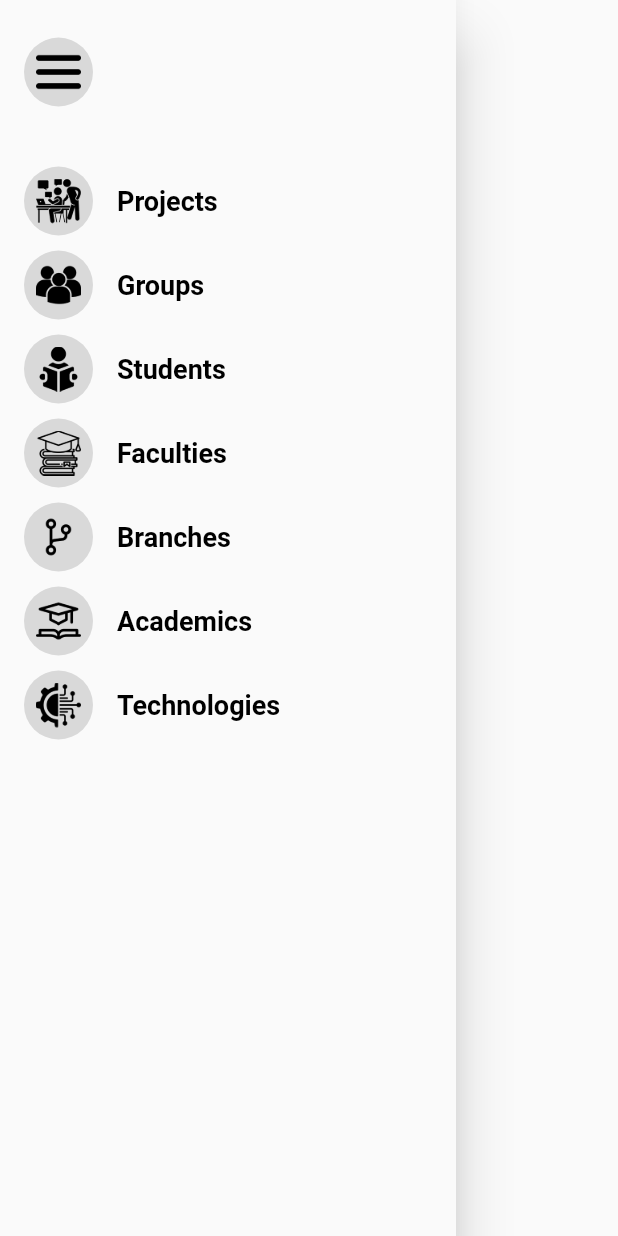
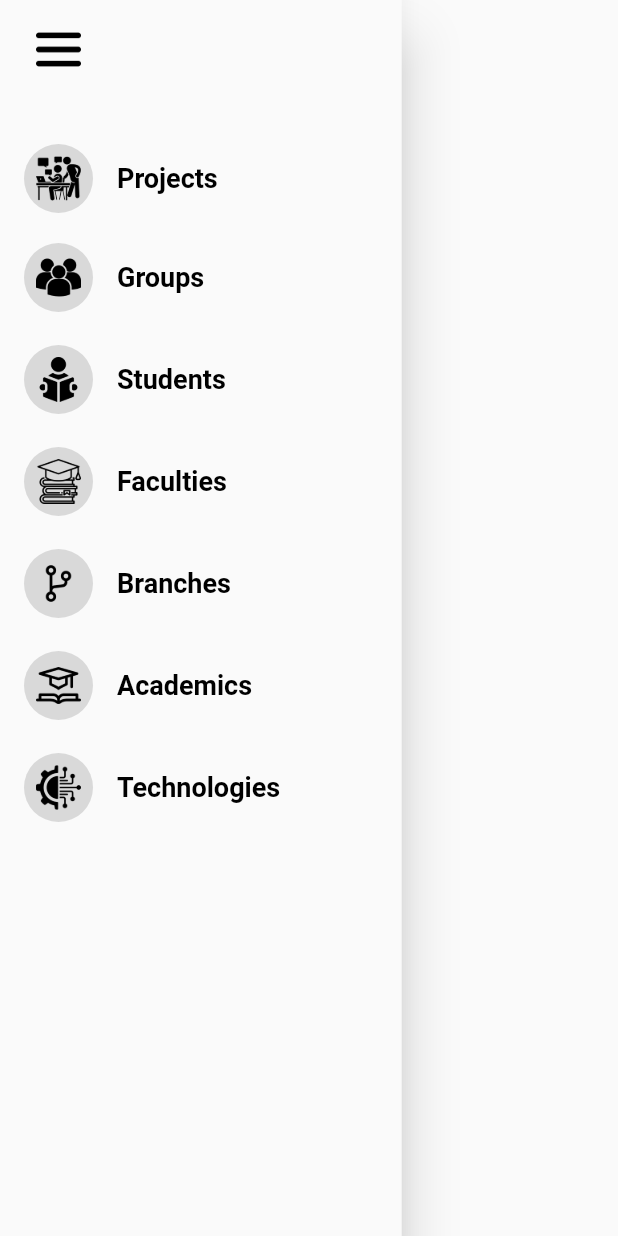
Before and after one commit to Dhruv-Maradiya/CPM_Flutter, a Flutter app: the HomeScreenDrawer widget shown alone on an empty page, opened directly, on a phone screen of 412 x 824 dp. Run offline on Flutter 3.47's test engine with Material 2 defaults, Android fonts, the light colour scheme and no system bars; our stand-ins replace carousel_slider, dio, flutter_spinkit, get, loading_indicator, shared_preferences; accounts and stored records are empty; network calls fail.

Commit message:
created static drawer

```diff
--- a/lib/views/home/widgets/home_screen_drawer.dart
+++ b/lib/views/home/widgets/home_screen_drawer.dart
@@ -1,43 +1,46 @@
 import 'package:projectify/core/constants/pallets.dart';
 import 'package:flutter/material.dart';
-import 'package:flutter_svg/flutter_svg.dart';
-
 
 class HomeScreenDrawer extends StatelessWidget {
+  const HomeScreenDrawer({super.key});
 
-
-  const HomeScreenDrawer({super.key});
   @override
   Widget build(BuildContext context) {
-
     return Drawer(
-
+      width: MediaQuery.of(context).size.width * 0.65,
       child: SafeArea(
         bottom: false,
-
         child: ListView(
           padding: EdgeInsets.zero,
           children: [
-SizedBox(height: 20,),
+            SizedBox(
+              height: 5,
+            ),
             ListTile(
               leading: Container(
                 decoration: const BoxDecoration(
                   shape: BoxShape.circle,
-                  color: Pallets.secondaryColor,
                 ),
-
                 child: Padding(
                   padding: const EdgeInsets.all(8.0),
+                  child: GestureDetector(
+                    onTap: () {
+                      Scaffold.of(context).closeDrawer();
+                    },
                     child: Image.asset(
                       'assets/images/menu_icon.png',
                       height: 30,
                       width: 30,
-                  ),
+
                     ),
                   ),
 
                 ),
-SizedBox(height: 30,),
+              ),
+            ),
+            SizedBox(
+              height: 30,
+            ),
             ListTile(
               leading: Container(
                 decoration: const BoxDecoration(
@@ -62,7 +65,9 @@ SizedBox(height: 30,),
                 ),
               ),
             ),
-            // Groups
+            SizedBox(
+              height: 10,
+            ),
             ListTile(
               leading: Container(
                 decoration: const BoxDecoration(
@@ -88,6 +93,10 @@ SizedBox(height: 30,),
               ),
             ),
             // Students
+
+            SizedBox(
+              height: 12,
+            ),
             ListTile(
               leading: Container(
                 decoration: const BoxDecoration(
@@ -113,6 +122,9 @@ SizedBox(height: 30,),
               ),
             ),
             // Faculties
+            SizedBox(
+              height: 12,
+            ),
             ListTile(
               leading: Container(
                 decoration: const BoxDecoration(
@@ -138,6 +150,9 @@ SizedBox(height: 30,),
               ),
             ),
             // Branches
+            SizedBox(
+              height: 12,
+            ),
             ListTile(
               leading: Container(
                 decoration: const BoxDecoration(
@@ -162,6 +177,9 @@ SizedBox(height: 30,),
                 ),
               ),
             ),
+            SizedBox(
+              height: 12,
+            ),
             ListTile(
               leading: Container(
                 decoration: const BoxDecoration(
@@ -175,7 +193,6 @@ SizedBox(height: 30,),
                     height: 30,
                     width: 30,
                   ),
-
                 ),
               ),
               title: const Text(
@@ -186,9 +203,10 @@ SizedBox(height: 30,),
                   color: Pallets.primaryColor,
                 ),
               ),
-
-
-            ),//
+            ), //
+            SizedBox(
+              height: 12,
+            ),
             ListTile(
               leading: Container(
                 decoration: const BoxDecoration(
@@ -214,9 +232,7 @@ SizedBox(height: 30,),
               ),
             ),
             // Academics
-
             // Categories
-
           ],
         ),
       ),
```
Lines whose indentation alone changed are shown as unchanged.
